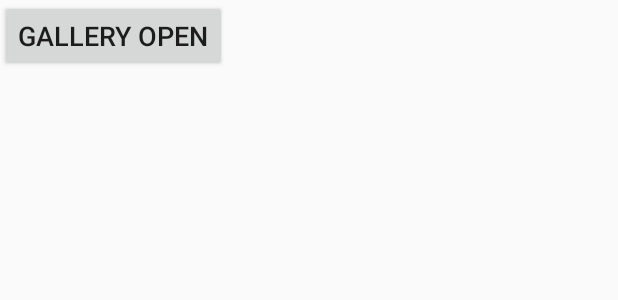
After one commit to HyunjunJoo/animaltime, an Android app: the layout activity_diary.xml on its own in the app's theme, with its tools: preview values and no code run, on a phone screen of 412 x 824 dp. The commit adds this screen. Shown: the top 300 px of the screen. Run offline under Robolectric (Android 15) with nearby library versions, the phone set to English and light mode, and no system bars.

Commit message:
Implement image upload function in diary

```diff
--- a/app/build.gradle
+++ b/app/build.gradle
@@ -24,6 +24,7 @@ android {
 }
 
 dependencies {
+    implementation 'com.google.firebase:firebase-storage:16.0.2'
     implementation fileTree(dir: 'libs', include: ['*.jar'])
     implementation 'com.android.support:appcompat-v7:28.0.0'
     implementation 'com.android.support.constraint:constraint-layout:1.1.3'
@@ -32,3 +33,4 @@ dependencies {
     androidTestImplementation 'com.android.support.test.espresso:espresso-core:3.0.2'
     implementation 'com.applandeo:material-calendar-view:1.5.0'
 }
+apply plugin: 'com.google.gms.google-services'
--- a/app/src/main/AndroidManifest.xml
+++ b/app/src/main/AndroidManifest.xml
@@ -26,7 +26,8 @@
         </activity>
         <activity android:name=".SignupActivity" />
         <activity android:name=".MainActivity" />
-        <activity android:name=".CalendarActivity"></activity>
+        <activity android:name=".CalendarActivity" />
+        <activity android:name=".DiaryActivity"></activity>
     </application>
 
 </manifest>
--- a/app/src/main/java/com/example/joohj/animaltime/MainActivity.java
+++ b/app/src/main/java/com/example/joohj/animaltime/MainActivity.java
@@ -42,7 +42,8 @@ public class MainActivity extends AppCompatActivity {
         btnJournal.setOnClickListener(new Button.OnClickListener() {
             @Override
             public void onClick(View v) {
-
+                Intent intent = new Intent(getApplicationContext(), DiaryActivity.class);
+                startActivity(intent);
             }
         });
 
--- /dev/null
+++ b/app/src/main/res/layout/activity_diary.xml
@@ -0,0 +1,24 @@
+<?xml version="1.0" encoding="utf-8"?>
+<android.support.constraint.ConstraintLayout xmlns:android="http://schemas.android.com/apk/res/android"
+    xmlns:app="http://schemas.android.com/apk/res-auto"
+    xmlns:tools="http://schemas.android.com/tools"
+    android:layout_width="match_parent"
+    android:layout_height="match_parent"
+    tools:context=".DiaryActivity">
+
+    <ImageView
+        android:id="@+id/diary_image_upload"
+        android:layout_width="300dp"
+        android:layout_height="300dp"
+        android:layout_centerHorizontal="true"/>
+
+    <Button
+        android:text="Gallery Open"
+        android:textSize="18dp"
+        android:id="@+id/diary_upload_button"
+        android:layout_width="wrap_content"
+        android:layout_height="wrap_content"
+        android:layout_centerHorizontal="true"
+        android:layout_below="@+id/diary_image_upload"/>
+
+</android.support.constraint.ConstraintLayout>
--- a/build.gradle
+++ b/build.gradle
@@ -8,7 +8,7 @@ buildscript {
     }
     dependencies {
         classpath 'com.android.tools.build:gradle:3.2.1'
-
+        classpath 'com.google.gms:google-services:4.0.1'
         // NOTE: Do not place your application dependencies here; they belong
         // in the individual module build.gradle files
     }
```
Also changed, not shown: app/src/main/java/com/example/joohj/animaltime/DiaryActivity.java (added, +78 -0 lines), 1 other file.
